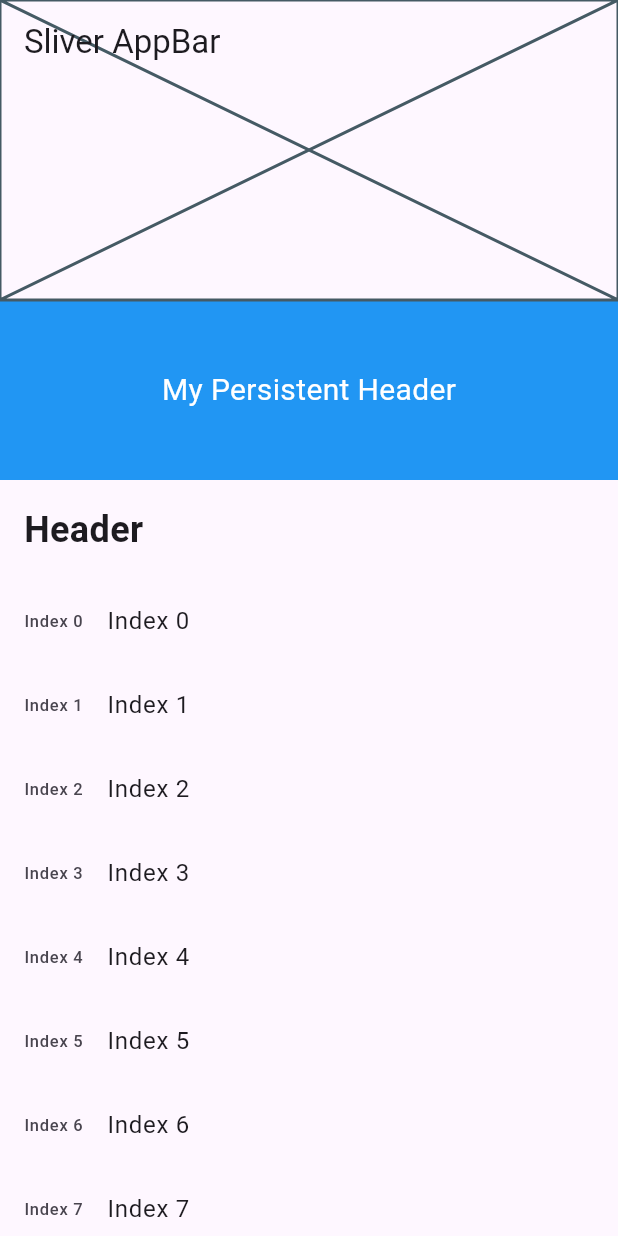
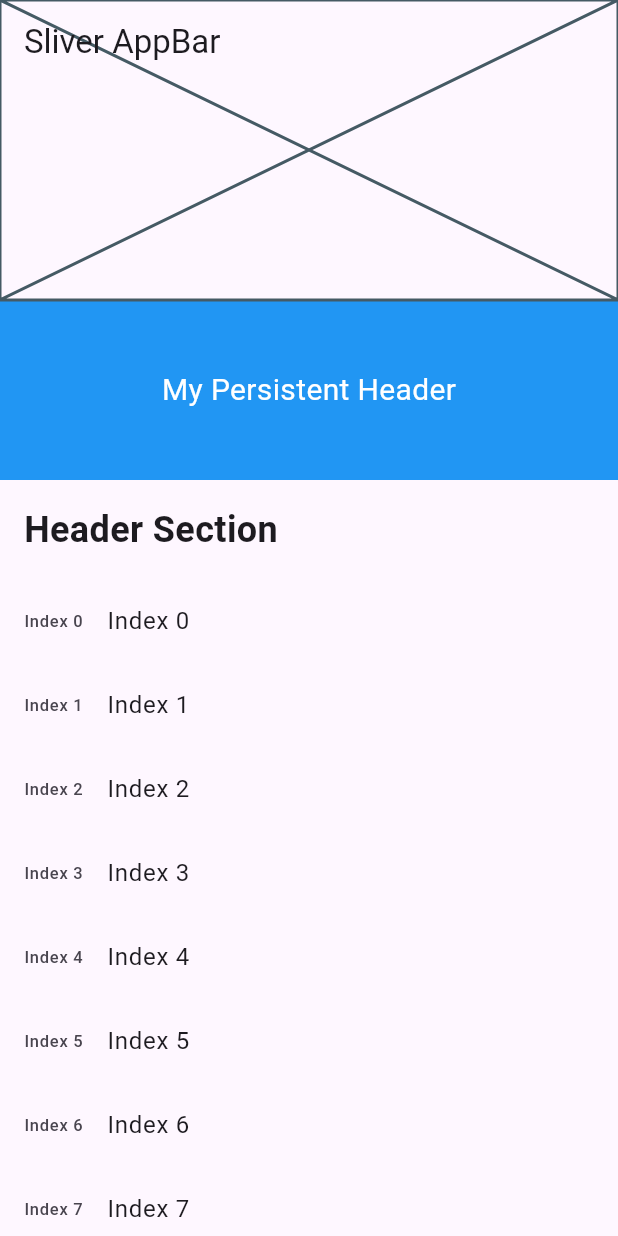
Before and after one commit to dhruv-rajani/demo, a Flutter app: the screen it shows after launch, on a phone screen of 412 x 824 dp. Run offline on Flutter 3.47's test engine with Material 3 defaults, Android fonts, the phone set to English and light mode, and no system bars; accounts and stored records are empty.

Commit message:
changes done

```diff
--- a/lib/screens/home_screen.dart
+++ b/lib/screens/home_screen.dart
@@ -61,7 +61,7 @@ class _HomeScreenState extends State<HomeScreen> {
             child: Container(
               padding: const EdgeInsets.all(16.0),
               child: const Text(
-                'Header',
+                'Header Section',
                 style: TextStyle(fontSize: 24.0, fontWeight: FontWeight.bold),
               ),
             ),
```
